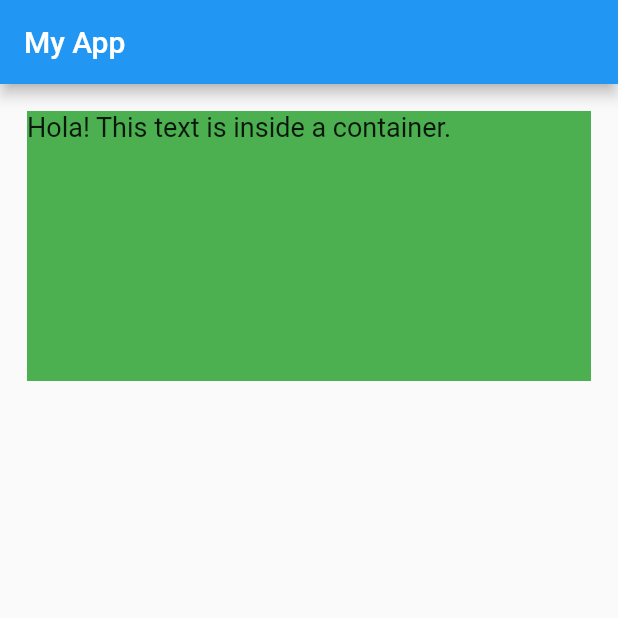
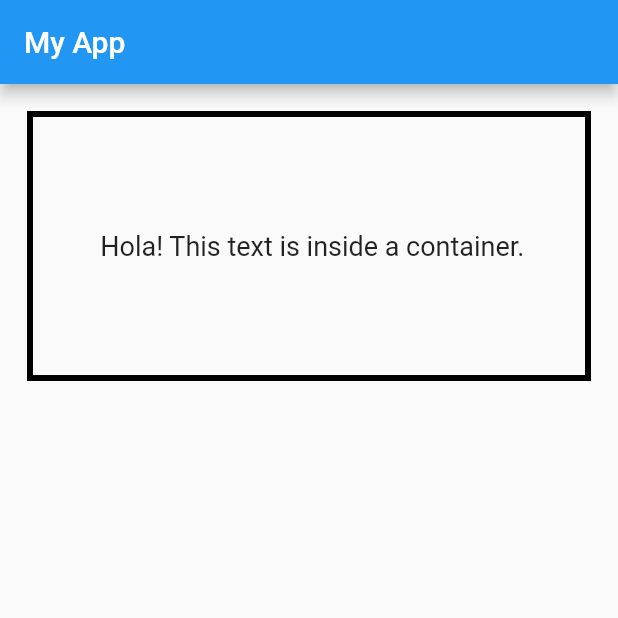
Before and after one commit to Rayean-Mahmud/Flutter-Basics-Practice, a Flutter app: the screen it shows after launch, on a phone screen of 412 x 824 dp, the top half of it. Run offline on Flutter 3.47's test engine with Material 2 defaults, Android fonts, the phone set to English and light mode, and no system bars.

Commit message:
adding padding and decorating the container

```diff
--- a/lib/main.dart
+++ b/lib/main.dart
@@ -16,9 +16,14 @@ class MyApp extends StatelessWidget {
         body: Container(
           height: 180,
           width: double.infinity,
-          color: Colors.green,
+          //color: Colors.green,
+          alignment: Alignment.center,
           margin: const EdgeInsets.all(18),
-          child: const Text("Hola! This text is inside a container.",
+          padding: const EdgeInsets.all(32),
+          decoration: BoxDecoration(
+            border: Border.all(color: Colors.black, width: 4),
+          ),
+          child: const Text(" Hola! This text is inside a container.",
               style: TextStyle(fontSize: 18)),
         ),
       ),
```
